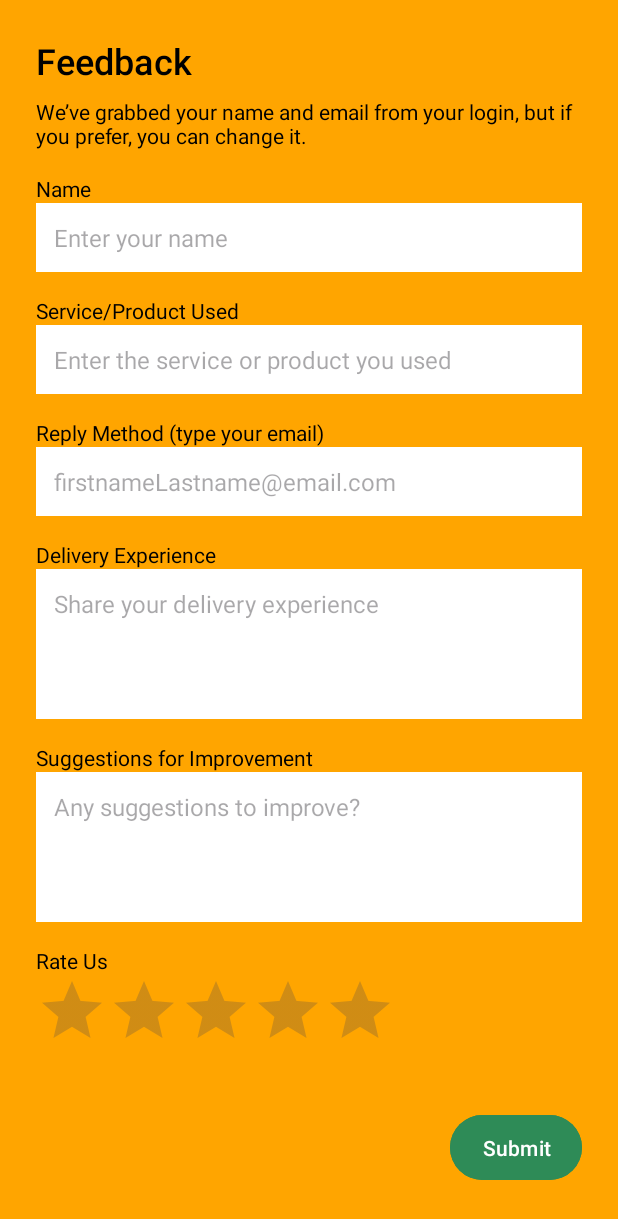
After one commit to vivek-sahane/SaiKala-Paithani, an Android app: the FeedbackActivity screen opened directly, with no data from a screen before it, on a phone screen of 412 x 824 dp. The commit adds this screen. Shown: the top 1219 px of the screen. Run offline under Robolectric (Android 15) with nearby library versions, the phone set to English and light mode, and no system bars; our stand-ins replace Firebase (no records; nobody signed in at launch, a user with empty details on screens opened directly); Roboto replaces fonts that are not available here.

Commit message:
Initial Commit

```diff
--- /dev/null
+++ b/app/src/main/java/com/example/saikalapaithani/activities/FeedbackActivity.java
@@ -0,0 +1,106 @@
+package com.example.saikalapaithani.activities;
+
+import android.os.Bundle;
+import android.view.MotionEvent;
+import android.widget.Button;
+import android.widget.EditText;
+import android.widget.RatingBar;
+import android.widget.Toast;
+
+import androidx.appcompat.app.AppCompatActivity;
+
+import com.example.saikalapaithani.Feedback;
+import com.example.saikalapaithani.R;
+import com.google.firebase.database.DatabaseReference;
+import com.google.firebase.database.FirebaseDatabase;
+
+public class FeedbackActivity extends AppCompatActivity {
+
+    private EditText editTextName, editTextEmail, editTextServiceProductUsed, editTextDeliveryExperience, editTextSuggestions;
+    private RatingBar ratingBar;
+    private Button submitButton;
+
+    @Override
+    protected void onCreate(Bundle savedInstanceState) {
+        super.onCreate(savedInstanceState);
+        setContentView(R.layout.activity_feedback);
+
+        // Initialize Firebase database reference
+        FirebaseDatabase database = FirebaseDatabase.getInstance();
+        DatabaseReference myRef = database.getReference("message");
+        myRef.setValue("Hello, World!");
+
+        // Bind views
+        editTextName = findViewById(R.id.editTextName);
+        editTextEmail = findViewById(R.id.editTextEmail);
+        editTextServiceProductUsed = findViewById(R.id.editTextServiceProductUsed);
+        editTextDeliveryExperience = findViewById(R.id.editTextDeliveryExperience);
+        editTextSuggestions = findViewById(R.id.editTextSuggestions);
+        ratingBar = findViewById(R.id.ratingBar);
+        submitButton = findViewById(R.id.submitButton);
+
+        // Set onClick listener for submit button
+        submitButton.setOnClickListener(v -> submitFeedback());
+
+        // Custom touch listener for rating bar
+        ratingBar.setOnTouchListener((v, event) -> {
+            if (event.getAction() == MotionEvent.ACTION_UP) {
+                float touchPositionX = event.getX();
+                float width = ratingBar.getWidth();
+                float stars = (touchPositionX / width) * ratingBar.getNumStars();
+                int newRating = (int) stars + 1;
+
+                if (newRating == ratingBar.getRating()) {
+                    ratingBar.setRating(newRating - 1);
+                } else {
+                    ratingBar.setRating(newRating);
+                }
+            }
+            return true;
+        });
+    }
+
+    private void submitFeedback() {
+        String name = editTextName.getText().toString().trim();
+        String email = editTextEmail.getText().toString().trim();
+        String serviceProductUsed = editTextServiceProductUsed.getText().toString().trim();
+        String deliveryExperience = editTextDeliveryExperience.getText().toString().trim();
+        String suggestions = editTextSuggestions.getText().toString().trim();
+        float rating = ratingBar.getRating();
+
+        // Validate inputs
+        if (name.isEmpty() || email.isEmpty() || serviceProductUsed.isEmpty() || deliveryExperience.isEmpty() || suggestions.isEmpty()) {
+            Toast.makeText(this, "Please fill out all fields", Toast.LENGTH_SHORT).show();
+            return;
+        }
+
+        if (!email.contains("@")) {
+            Toast.makeText(this, "Please enter a valid email address", Toast.LENGTH_SHORT).show();
+            return;
+        }
+
+        // Create feedback object
+        Feedback feedback = new Feedback(name, email, serviceProductUsed, deliveryExperience, suggestions, rating);
+
+        // Save feedback to Firebase
+        FirebaseDatabase database = FirebaseDatabase.getInstance();
+        DatabaseReference feedbackRef = database.getReference("feedbacks");
+        feedbackRef.push().setValue(feedback).addOnCompleteListener(task -> {
+            if (task.isSuccessful()) {
+                Toast.makeText(FeedbackActivity.this, "Feedback Submitted Successfully!", Toast.LENGTH_SHORT).show();
+                resetForm();
+            } else {
+                Toast.makeText(FeedbackActivity.this, "Error submitting feedback. Please try again.", Toast.LENGTH_SHORT).show();
+            }
+        });
+    }
+
+    private void resetForm() {
+        editTextName.setText("");
+        editTextEmail.setText("");
+        editTextServiceProductUsed.setText("");
+        editTextDeliveryExperience.setText("");
+        editTextSuggestions.setText("");
+        ratingBar.setRating(0);
+    }
+}
--- /dev/null
+++ b/app/src/main/res/layout/activity_feedback.xml
@@ -0,0 +1,146 @@
+<LinearLayout
+    xmlns:android="http://schemas.android.com/apk/res/android"
+    android:layout_width="match_parent"
+    android:layout_height="match_parent"
+    android:orientation="vertical"
+    android:padding="24dp"
+    android:background="#FFA500">
+
+    <TextView
+        android:layout_width="wrap_content"
+        android:layout_height="wrap_content"
+        android:text="Feedback"
+        android:textSize="24sp"
+        android:textColor="#000000"
+        android:fontFamily="sans-serif-medium"
+        android:paddingBottom="8dp" />
+
+    <TextView
+        android:layout_width="wrap_content"
+        android:layout_height="wrap_content"
+        android:text="We’ve grabbed your name and email from your login, but if you prefer, you can change it."
+        android:textColor="#000000"
+        android:textSize="14sp"
+        android:paddingBottom="16dp" />
+
+    <TextView
+        android:layout_width="match_parent"
+        android:layout_height="wrap_content"
+        android:text="Name"
+        android:textColor="#000000"
+        android:textSize="14sp" />
+
+    <EditText
+        android:id="@+id/editTextName"
+        android:layout_width="match_parent"
+        android:layout_height="wrap_content"
+        android:hint="Enter your name"
+        android:background="@android:color/white"
+        android:padding="12dp"
+        android:textColor="#000000"
+        android:textSize="16sp"
+        android:layout_marginBottom="16dp" />
+
+    <TextView
+        android:layout_width="match_parent"
+        android:layout_height="wrap_content"
+        android:text="Service/Product Used"
+        android:textColor="#000000"
+        android:textSize="14sp" />
+
+    <EditText
+        android:id="@+id/editTextServiceProductUsed"
+        android:layout_width="match_parent"
+        android:layout_height="wrap_content"
+        android:hint="Enter the service or product you used"
+        android:background="@android:color/white"
+        android:padding="12dp"
+        android:textColor="#000000"
+        android:textSize="16sp"
+        android:layout_marginBottom="16dp" />
+
+    <TextView
+        android:layout_width="match_parent"
+        android:layout_height="wrap_content"
+        android:text="Reply Method (type your email)"
+        android:textColor="#000000"
+        android:textSize="14sp" />
+
+    <EditText
+        android:id="@+id/editTextEmail"
+        android:layout_width="match_parent"
+        android:layout_height="wrap_content"
+        android:hint="firstnameLastname@email.com"
+        android:inputType="textEmailAddress"
+        android:background="@android:color/white"
+        android:padding="12dp"
+        android:textColor="#000000"
+        android:textSize="16sp"
+        android:layout_marginBottom="16dp" />
+
+    <TextView
+        android:layout_width="match_parent"
+        android:layout_height="wrap_content"
+        android:text="Delivery Experience"
+        android:textColor="#000000"
+        android:textSize="14sp" />
+
+    <EditText
+        android:id="@+id/editTextDeliveryExperience"
+        android:layout_width="match_parent"
+        android:layout_height="100dp"
+        android:hint="Share your delivery experience"
+        android:background="@android:color/white"
+        android:padding="12dp"
+        android:textColor="#000000"
+        android:textSize="16sp"
+        android:layout_marginBottom="16dp"
+        android:gravity="top" />
+
+    <TextView
+        android:layout_width="match_parent"
+        android:layout_height="wrap_content"
+        android:text="Suggestions for Improvement"
+        android:textColor="#000000"
+        android:textSize="14sp" />
+
+    <EditText
+        android:id="@+id/editTextSuggestions"
+        android:layout_width="match_parent"
+        android:layout_height="100dp"
+        android:hint="Any suggestions to improve?"
+        android:background="@android:color/white"
+        android:padding="12dp"
+        android:textColor="#000000"
+        android:textSize="16sp"
+        android:layout_marginBottom="16dp"
+        android:gravity="top" />
+
+    <TextView
+        android:layout_width="wrap_content"
+        android:layout_height="wrap_content"
+        android:text="Rate Us"
+        android:textColor="#000000"
+        android:textSize="14sp" />
+
+    <RatingBar
+        android:id="@+id/ratingBar"
+        android:layout_width="wrap_content"
+        android:layout_height="wrap_content"
+        android:numStars="5"
+        android:stepSize="1.0"
+        android:layout_gravity="start"
+        android:layout_marginBottom="16dp" />
+
+    <Button
+        android:id="@+id/submitButton"
+        android:layout_width="wrap_content"
+        android:layout_height="wrap_content"
+        android:text="Submit"
+        android:textColor="#FFFFFF"
+        android:backgroundTint="#2E8B57"
+        android:fontFamily="sans-serif-medium"
+        android:padding="12dp"
+        android:layout_gravity="end"
+        android:layout_marginTop="16dp" />
+</LinearLayout>
```
Also changed, not shown: app/src/main/AndroidManifest.xml (+4 -3 lines), app/src/main/java/com/example/saikalapaithani/Feedback.java (added, +48 -0 lines), app/src/main/java/com/example/saikalapaithani/activities/MainActivity.java (+21 -13 lines), app/src/main/res/layout/activity_main.xml (+36 -1 lines).
